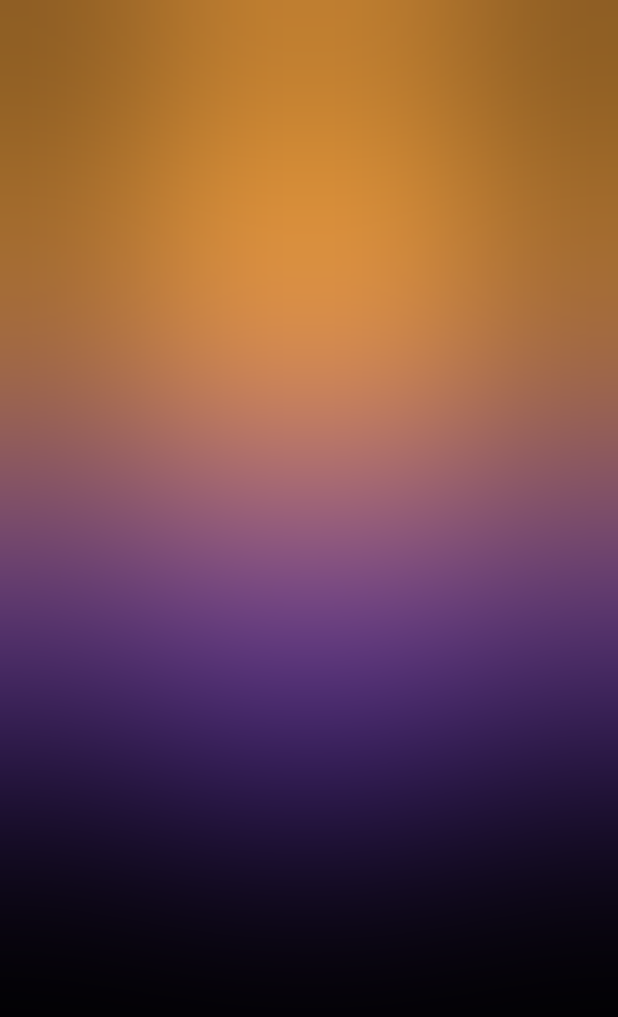
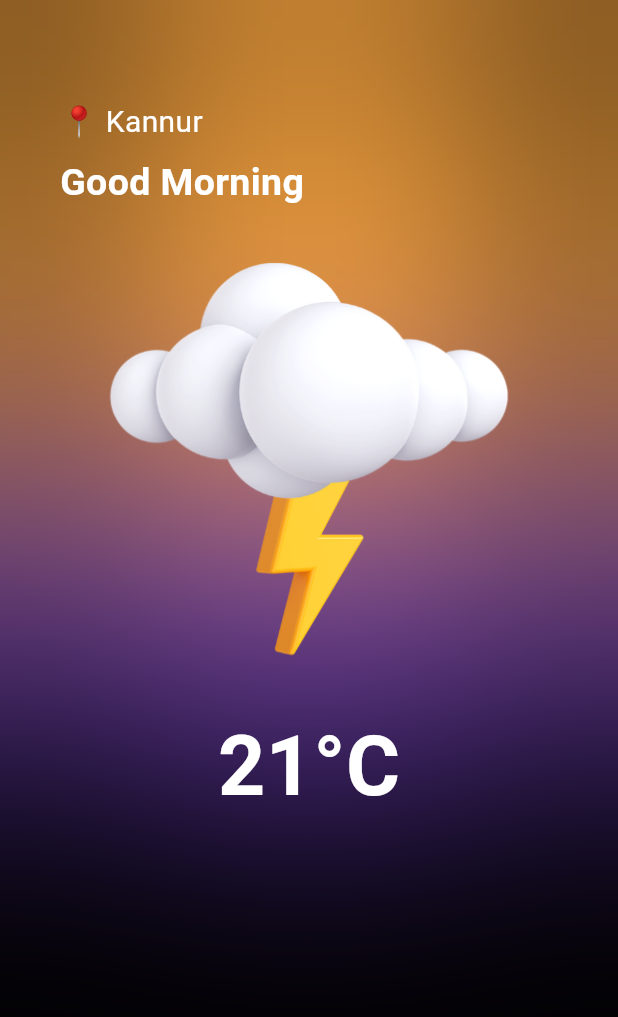
Before and after one commit to rahulsvaz/weather_app_bloc, a Flutter app: the screen it shows after launch, on a phone screen of 412 x 824 dp. Shown: the top 1017 px of the screen. Run offline on Flutter 3.47's test engine with Material 3 defaults, Android fonts, the phone set to English and light mode, and no system bars; our stand-ins replace bloc.

Commit message:
asset added

```diff
--- a/lib/screens/home_screen/home_scree.dart
+++ b/lib/screens/home_screen/home_scree.dart
@@ -9,6 +9,7 @@ class HomeScreen extends StatelessWidget {
   @override
   Widget build(BuildContext context) {
     final height = MediaQuery.of(context).size.height;
+    final width = MediaQuery.of(context).size.width;
     return Scaffold(
       backgroundColor: Colors.black,
       extendBodyBehindAppBar: true,
@@ -32,31 +33,31 @@ class HomeScreen extends StatelessWidget {
                 child: Container(
                   height: 300,
                   width: 300,
-                  decoration:const  BoxDecoration(
+                  decoration: const BoxDecoration(
                       shape: BoxShape.circle, color: Colors.deepPurple),
                 ),
               ),
               Align(
-                alignment: const  AlignmentDirectional(
+                alignment: const AlignmentDirectional(
                   -3,
                   -0.3,
                 ),
                 child: Container(
                   height: 300,
                   width: 300,
-                  decoration:const  BoxDecoration(
+                  decoration: const BoxDecoration(
                       shape: BoxShape.circle, color: Colors.deepPurple),
                 ),
               ),
               Align(
-                alignment:const AlignmentDirectional(
+                alignment: const AlignmentDirectional(
                   0,
                   -1.2,
                 ),
                 child: Container(
                   height: 300,
                   width: 600,
-                  decoration: const  BoxDecoration(
+                  decoration: const BoxDecoration(
                     color: Color(0xFFFFA840),
                   ),
                 ),
@@ -67,6 +68,38 @@ class HomeScreen extends StatelessWidget {
                   height: height,
                   color: Colors.transparent,
                 ),
+              ),
+              SizedBox(
+                width: width,
+                child: Column(
+                  crossAxisAlignment: CrossAxisAlignment.start,
+                  children: [
+                    const Text(
+                      '📍 Kannur',
+                      style: TextStyle(fontSize: 20, color: Colors.white),
+                    ),
+                    const SizedBox(
+                      height: 8,
+                    ),
+                    const Text(
+                      'Good Morning',
+                      style: TextStyle(
+                          fontSize: 25,
+                          fontWeight: FontWeight.bold,
+                          color: Colors.white),
+                    ),
+                    Image.asset('assets/1.png'),
+                    const Center(
+                      child: Text(
+                        '21°C',
+                        style: TextStyle(
+                            fontSize: 55,
+                            fontWeight: FontWeight.w600,
+                            color: Colors.white),
+                      ),
+                    )
+                  ],
+                ),
               )
             ],
           ),
--- a/pubspec.yaml
+++ b/pubspec.yaml
@@ -64,8 +64,8 @@ flutter:
   uses-material-design: true
 
   # To add assets to your application, add an assets section, like this:
-  # assets:
-  #   - images/a_dot_burr.jpeg
+  assets:
+    - assets/
   #   - images/a_dot_ham.jpeg
 
   # An image asset can refer to one or more resolution-specific "variants", see
```
Also changed, not shown: assets/1.png (added), assets/11.png (added), assets/12.png (added), assets/13.png (added), assets/14.png (added), assets/2.png (added), assets/3.png (added), assets/4.png (added), assets/5.png (added), assets/6.png (added), assets/7.png (added), assets/8.png (added), assets/9.png (added).
